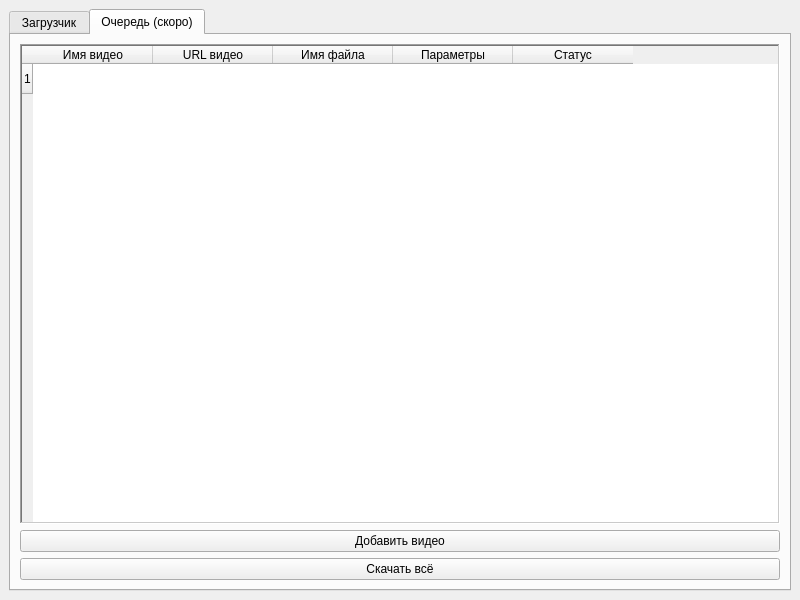
Old version of the form start.ui in the repository xvideosman228/YoutubeVideoDownloader.
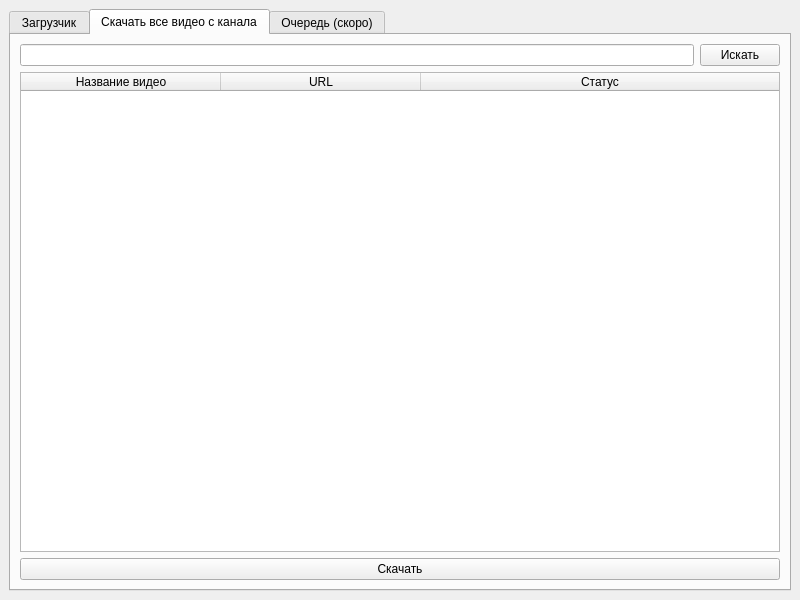
New version of the form.

Commit message: Собрано приложение через Pyinstaller | Добавлен вывод видео с канала для последующей загрузки

What changed in the file:
```diff
--- a/start.ui
+++ b/start.ui
@@ -47,6 +47,55 @@
         </item>
        </layout>
       </widget>
+      <widget class="QWidget" name="tab_3">
+       <attribute name="title">
+        <string>Скачать все видео с канала</string>
+       </attribute>
+       <layout class="QGridLayout" name="gridLayout_4">
+        <item row="0" column="0">
+         <widget class="QLineEdit" name="channelURL"/>
+        </item>
+        <item row="0" column="1">
+         <widget class="QPushButton" name="findChannelButton">
+          <property name="text">
+           <string>Искать</string>
+          </property>
+         </widget>
+        </item>
+        <item row="1" column="0" colspan="2">
+         <widget class="QTableWidget" name="channelTableVideos">
+          <attribute name="horizontalHeaderDefaultSectionSize">
+           <number>200</number>
+          </attribute>
+          <attribute name="horizontalHeaderStretchLastSection">
+           <bool>true</bool>
+          </attribute>
+          <column>
+           <property name="text">
+            <string>Название видео</string>
+           </property>
+          </column>
+          <column>
+           <property name="text">
+            <string>URL</string>
+           </property>
+          </column>
+          <column>
+           <property name="text">
+            <string>Статус</string>
+           </property>
+          </column>
+         </widget>
+        </item>
+        <item row="2" column="0" colspan="2">
+         <widget class="QPushButton" name="pushButton">
+          <property name="text">
+           <string>Скачать</string>
+          </property>
+         </widget>
+        </item>
+       </layout>
+      </widget>
       <widget class="QWidget" name="tab_2">
        <attribute name="title">
         <string>Очередь (скоро)</string>
```
The commit also changes 35 other files.
